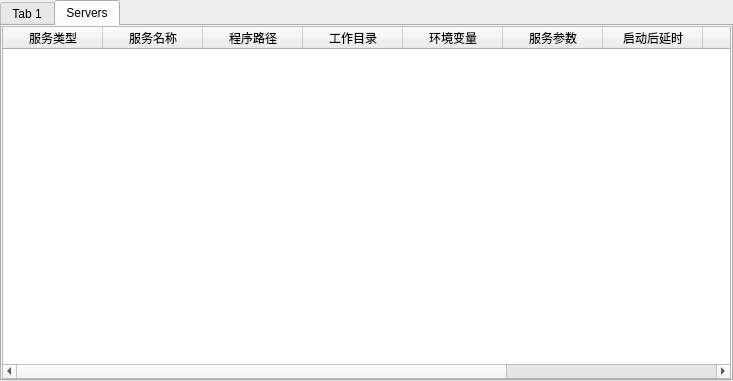
First picture: the form in UI/MainWindow.ui, repository ljt930/networktest, before the edit.
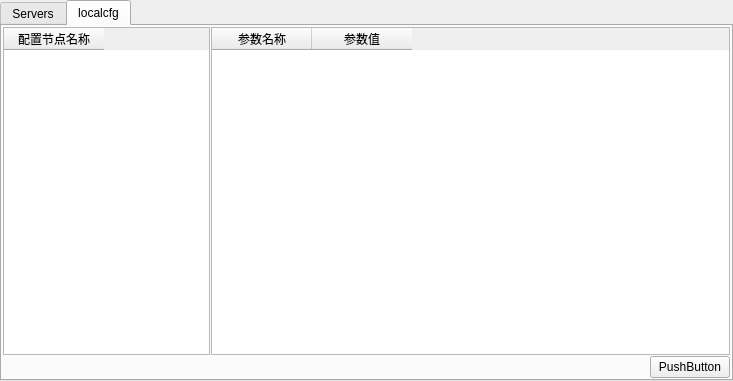
Second picture: the form after the edit.

Diff of the .ui file:
```diff
--- a/UI/MainWindow.ui
+++ b/UI/MainWindow.ui
@@ -23,27 +23,16 @@
     </property>
     <item>
      <widget class="QTabWidget" name="tabWidgetConfig">
+      <property name="minimumSize">
+       <size>
+        <width>220</width>
+        <height>0</height>
+       </size>
+      </property>
       <property name="currentIndex">
        <number>1</number>
       </property>
-      <widget class="QWidget" name="tab">
-       <attribute name="title">
-        <string>Tab 1</string>
-       </attribute>
-       <layout class="QFormLayout" name="formLayout">
-        <property name="formAlignment">
-         <set>Qt::AlignCenter</set>
-        </property>
-        <item row="0" column="0">
-         <widget class="QPushButton" name="pushButton">
-          <property name="text">
-           <string>PushButton</string>
-          </property>
-         </widget>
-        </item>
-       </layout>
-      </widget>
-      <widget class="QWidget" name="Servers">
+      <widget class="QWidget" name="ServersTab">
        <attribute name="title">
         <string>Servers</string>
        </attribute>
@@ -110,6 +99,123 @@
         </item>
        </layout>
       </widget>
+      <widget class="QWidget" name="localTab">
+       <attribute name="title">
+        <string>localcfg</string>
+       </attribute>
+       <layout class="QVBoxLayout" name="verticalLayout_3">
+        <property name="spacing">
+         <number>1</number>
+        </property>
+        <property name="margin">
+         <number>1</number>
+        </property>
+        <item>
+         <widget class="QSplitter" name="splitter">
+          <property name="sizePolicy">
+           <sizepolicy hsizetype="Preferred" vsizetype="Preferred">
+            <horstretch>0</horstretch>
+            <verstretch>0</verstretch>
+           </sizepolicy>
+          </property>
+          <property name="minimumSize">
+           <size>
+            <width>200</width>
+            <height>0</height>
+           </size>
+          </property>
+          <property name="orientation">
+           <enum>Qt::Horizontal</enum>
+          </property>
+          <property name="opaqueResize">
+           <bool>false</bool>
+          </property>
+          <property name="handleWidth">
+           <number>1</number>
+          </property>
+          <property name="childrenCollapsible">
+           <bool>false</bool>
+          </property>
+          <widget class="QTableWidget" name="tableWidgetLocaleCfgNode">
+           <property name="sizePolicy">
+            <sizepolicy hsizetype="Minimum" vsizetype="Minimum">
+             <horstretch>2</horstretch>
+             <verstretch>0</verstretch>
+            </sizepolicy>
+           </property>
+           <property name="minimumSize">
+            <size>
+             <width>200</width>
+             <height>0</height>
+            </size>
+           </property>
+           <property name="maximumSize">
+            <size>
+             <width>16777215</width>
+             <height>16777215</height>
+            </size>
+           </property>
+           <column>
+            <property name="text">
+             <string>配置节点名称</string>
+            </property>
+           </column>
+          </widget>
+          <widget class="QTableWidget" name="tableWidgetLocaleCfgArg">
+           <property name="sizePolicy">
+            <sizepolicy hsizetype="Minimum" vsizetype="Expanding">
+             <horstretch>5</horstretch>
+             <verstretch>0</verstretch>
+            </sizepolicy>
+           </property>
+           <property name="minimumSize">
+            <size>
+             <width>400</width>
+             <height>0</height>
+            </size>
+           </property>
+           <column>
+            <property name="text">
+             <string>参数名称</string>
+            </property>
+           </column>
+           <column>
+            <property name="text">
+             <string>参数值</string>
+            </property>
+           </column>
+          </widget>
+         </widget>
+        </item>
+        <item>
+         <layout class="QHBoxLayout" name="horizontalLayout_2">
+          <property name="spacing">
+           <number>1</number>
+          </property>
+          <item>
+           <spacer name="horizontalSpacer">
+            <property name="orientation">
+             <enum>Qt::Horizontal</enum>
+            </property>
+            <property name="sizeHint" stdset="0">
+             <size>
+              <width>40</width>
+              <height>20</height>
+             </size>
+            </property>
+           </spacer>
+          </item>
+          <item>
+           <widget class="QPushButton" name="pushButton">
+            <property name="text">
+             <string>PushButton</string>
+            </property>
+           </widget>
+          </item>
+         </layout>
+        </item>
+       </layout>
+      </widget>
      </widget>
     </item>
    </layout>
```
